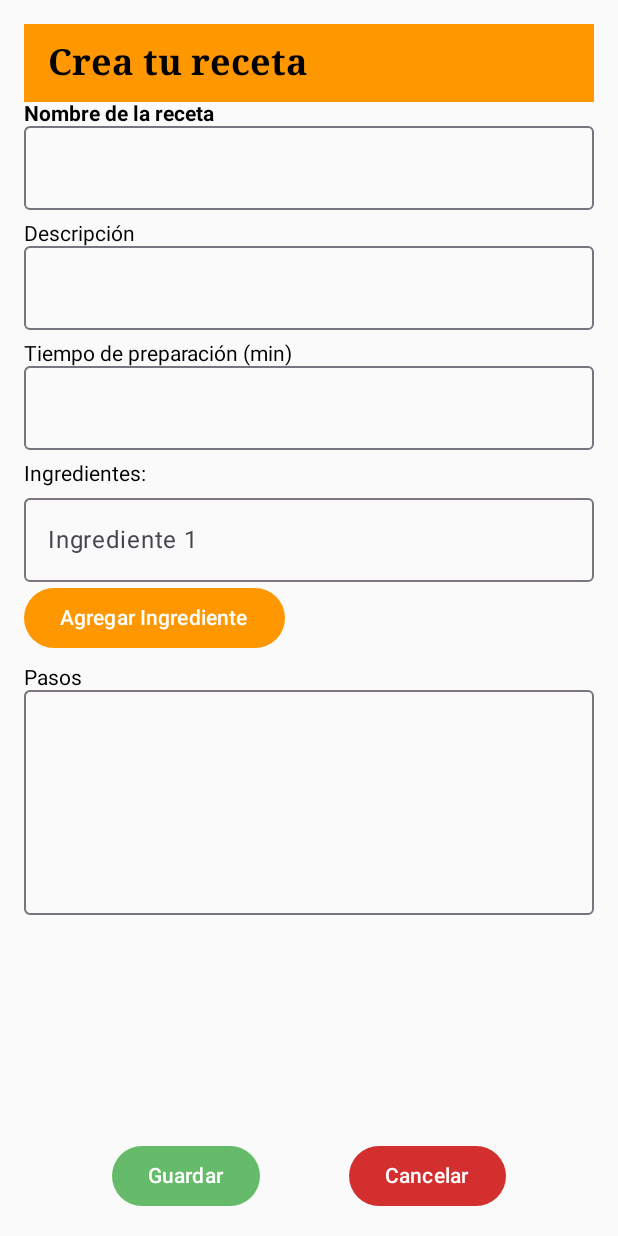
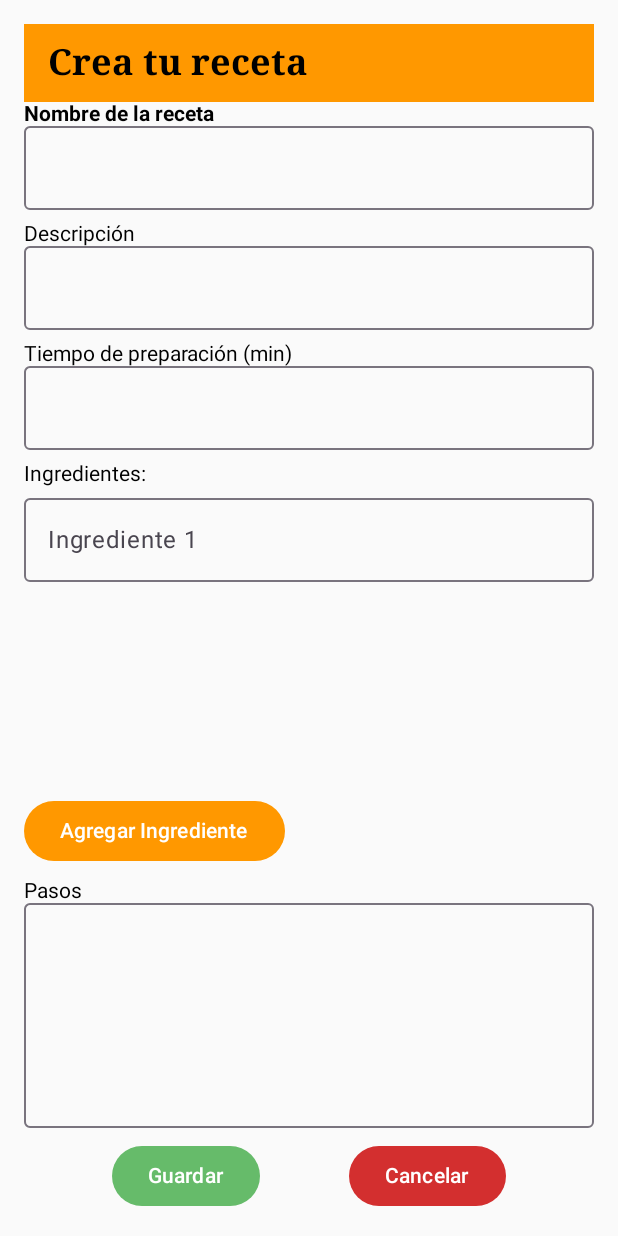
Before and after one commit to DufreyM/EjercicioTecnico-Koalit, an Android app built with Jetpack Compose: the RecipeScreen screen opened through its navigation route, on a phone screen of 412 x 824 dp. Run offline under Robolectric (Android 15) with nearby library versions, the phone set to English and light mode, and no system bars.

Commit message:
Correción lista ingredientes y se agrego imagen de la aplicación

```diff
--- a/app/src/main/AndroidManifest.xml
+++ b/app/src/main/AndroidManifest.xml
@@ -6,9 +6,9 @@
         android:allowBackup="true"
         android:dataExtractionRules="@xml/data_extraction_rules"
         android:fullBackupContent="@xml/backup_rules"
-        android:icon="@mipmap/ic_launcher"
-        android:label="@string/app_name"
-        android:roundIcon="@mipmap/ic_launcher_round"
+        android:icon="@drawable/aplicacionkoalit"
+        android:label="AplicaciónKoalit"
+        android:roundIcon="@drawable/aplicacionkoalit"
         android:supportsRtl="true"
         android:theme="@style/Theme.Koalit_Recetas"
         tools:targetApi="31" >
--- a/app/src/main/java/com/example/koalit_recetas/screens/RecipesScreen.kt
+++ b/app/src/main/java/com/example/koalit_recetas/screens/RecipesScreen.kt
@@ -16,7 +16,7 @@ import androidx.navigation.NavHostController
 import com.example.koalit_recetas.R
 import com.example.koalit_recetas.viewModel.RecipeViewModel
 
-//Me falta cambiar cuando ingredientes se agregan más de 3, el botón más y cancelar desaparecen y ya no se puede agregar la receta
+//Me falta cambiar cuando ingredientes se agregan más de 3, el botón más y cancelar desaparecen y ya no se puede agregar la receta COMPLETO
 //Validar que en el tiempo solo se puedan ingresar números
 //Modificar la foto, por el momento muestra una foto quemada de pasta.
 //Agregar el icono de estrella para poder marcar recetas como favoritas.
@@ -32,6 +32,7 @@ fun RecipeScreen(navController: NavHostController, recipeViewModel: RecipeViewMo
 
     Column(modifier = Modifier.fillMaxSize().padding(16.dp)) {
         CustomTopBar()
+
         Text("Nombre de la receta", fontWeight = FontWeight.Bold)
         OutlinedTextField(value = name.value, onValueChange = { name.value = it }, modifier = Modifier.fillMaxWidth())
 
@@ -43,12 +44,20 @@ fun RecipeScreen(navController: NavHostController, recipeViewModel: RecipeViewMo
         Spacer(modifier = Modifier.height(8.dp))
 
         Text("Tiempo de preparación (min)")
-        OutlinedTextField(value = time.value, onValueChange = { time.value = it }, modifier = Modifier.fillMaxWidth())
+        OutlinedTextField(
+            value = time.value,
+            onValueChange = { if (it.all { char -> char.isDigit() }) time.value = it }, // Solo permite números
+            modifier = Modifier.fillMaxWidth()
+        )
 
         Spacer(modifier = Modifier.height(8.dp))
 
         Text("Ingredientes:")
-        LazyColumn {
+
+        Box(modifier = Modifier.weight(2f)) {  // Permite que la lista se expanda sin empujar los botones
+            LazyColumn(
+                modifier = Modifier.fillMaxHeight(1f) // Establece un tamaño máximo desplazable
+            ) {
                 items(ingredients.size) { index ->
                     OutlinedTextField(
                         value = ingredients[index],
@@ -58,19 +67,27 @@ fun RecipeScreen(navController: NavHostController, recipeViewModel: RecipeViewMo
                     )
                 }
             }
-        Button(onClick = { ingredients.add("") },
-            colors = ButtonDefaults.buttonColors(containerColor = Color(0xFFFF9800)))
-        {
+        }
+
+        Button(
+            onClick = { ingredients.add("") }, // Agregar ingrediente
+            colors = ButtonDefaults.buttonColors(containerColor = Color(0xFFFF9800))
+        ) {
             Text("Agregar Ingrediente")
         }
 
         Spacer(modifier = Modifier.height(8.dp))
 
         Text("Pasos")
-        OutlinedTextField(value = steps.value, onValueChange = { steps.value = it }, modifier = Modifier.fillMaxWidth().height(150.dp))
+        OutlinedTextField(
+            value = steps.value,
+            onValueChange = { steps.value = it },
+            modifier = Modifier.fillMaxWidth().height(150.dp)
+        )
 
-        Spacer(modifier = Modifier.weight(1f))
+        Spacer(modifier = Modifier.height(8.dp))
 
+        // Sección de botones siempre visible
         Row(modifier = Modifier.fillMaxWidth(), horizontalArrangement = Arrangement.SpaceEvenly) {
             Button(
                 onClick = {
```
Also changed, not shown: app/src/main/res/drawable/aplicacionkoalit.png (added). Lines whose indentation alone changed are shown as unchanged.
